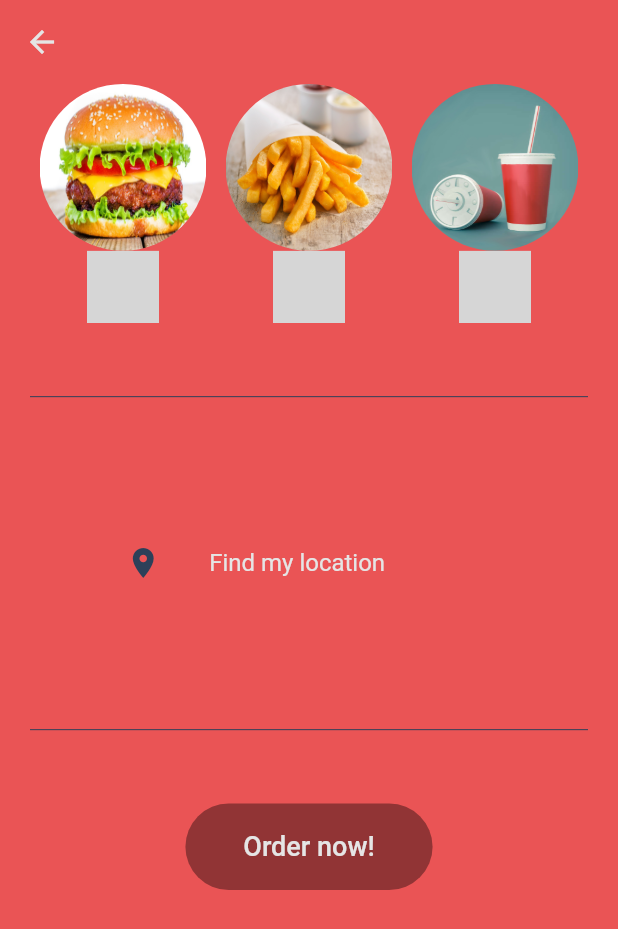
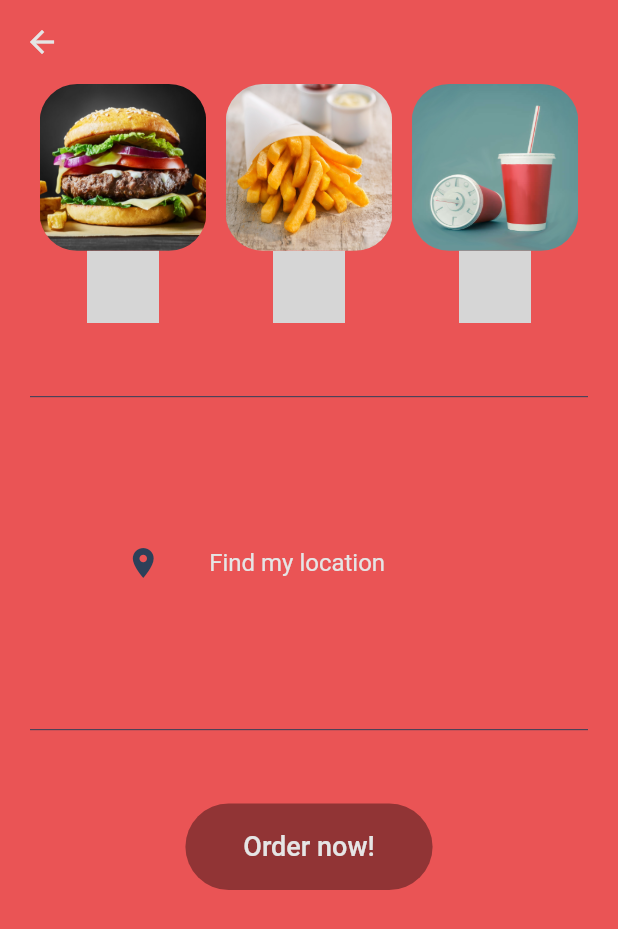
Before and after one commit to kforjan/delivery-app, a Flutter app: the OrderPage screen opened directly, on a phone screen of 412 x 824 dp. Shown: the top 929 px of the screen. Run offline on Flutter 3.47's test engine with Material 2 defaults, Android fonts, the phone set to English and light mode, and no system bars; our stand-ins replace cloud_firestore, firebase_auth, flutter_map, geolocator, latlong, numberpicker and 1 more; missing offline and left inert: geodesy; accounts and stored records are empty; statements that could not run were skipped; grey boxes are pictures that could not be loaded.

Commit message:
Minor refactoring and visual improvements

```diff
--- a/lib/app/home/order/food_selector.dart
+++ b/lib/app/home/order/food_selector.dart
@@ -22,7 +22,7 @@ class _FoodSelectorState extends State<FoodSelector> {
     return Column(
       children: [
         ClipRRect(
-          borderRadius: BorderRadius.all(Radius.circular(100)),
+          borderRadius: BorderRadius.all(Radius.circular(25)),
           child: Container(
             height: mediaQuery.size.width * 0.27,
             width: mediaQuery.size.width * 0.27,
--- a/lib/app/home/order/order_model.dart
+++ b/lib/app/home/order/order_model.dart
@@ -32,7 +32,7 @@ class OrderModel with ChangeNotifier {
     _updateWith(located: !this.located);
   }
 
-  bool isOrderable() {
+  bool get isOrderable {
     return located == true &&
         (mealCount != 0 || sideMealCount != 0 || drinkCount != 0);
   }
--- a/lib/app/home/order/order_selection.dart
+++ b/lib/app/home/order/order_selection.dart
@@ -111,7 +111,7 @@ class _OrderSelectionState extends State<OrderSelection> {
                   fontSize: 18,
                 ),
               ),
-              onPressed: widget.model.isOrderable()
+              onPressed: widget.model.isOrderable
                   ? () {
                       Order order = widget.model.generateOrder();
                       Provider.of<Database>(context, listen: false)
--- a/lib/app/sign_in/sign_in_model.dart
+++ b/lib/app/sign_in/role_selection_model.dart
@@ -1,6 +1,6 @@
 import 'package:flutter/widgets.dart';
 
-class SignInModel with ChangeNotifier {
+class RoleSelection with ChangeNotifier {
   bool isLoading = false;
 
   toggleLoading() {
```
Also changed, not shown: assets/images/main-meal.jpg, lib/app/sign_in/role_selection_page.dart (renamed from lib/app/sign_in/sign_in_page.dart).
